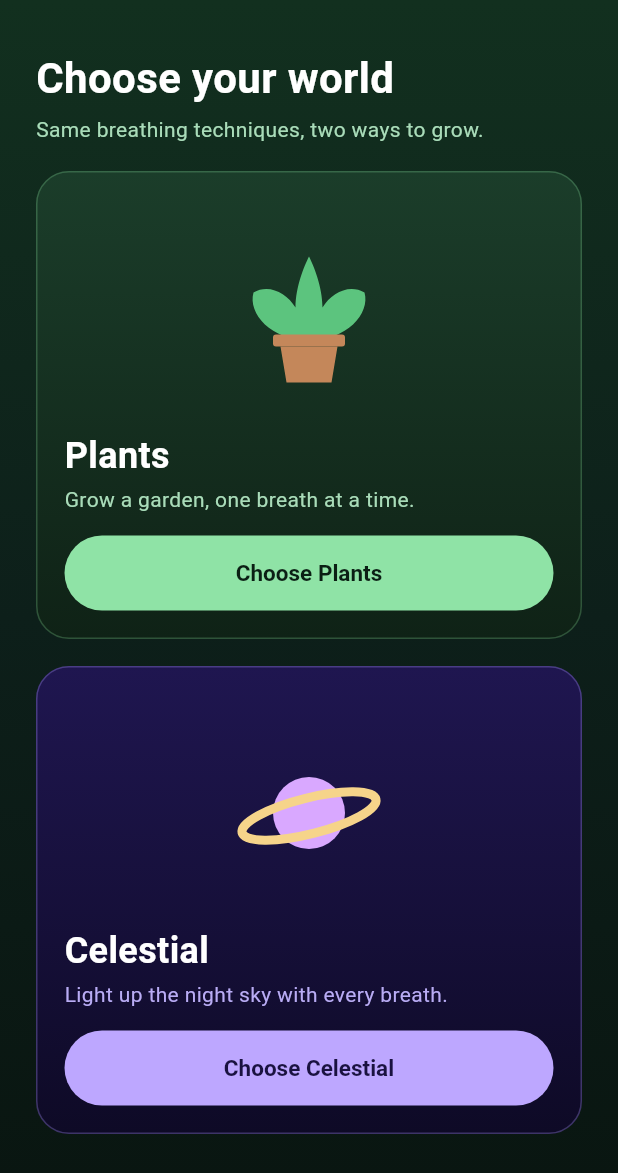
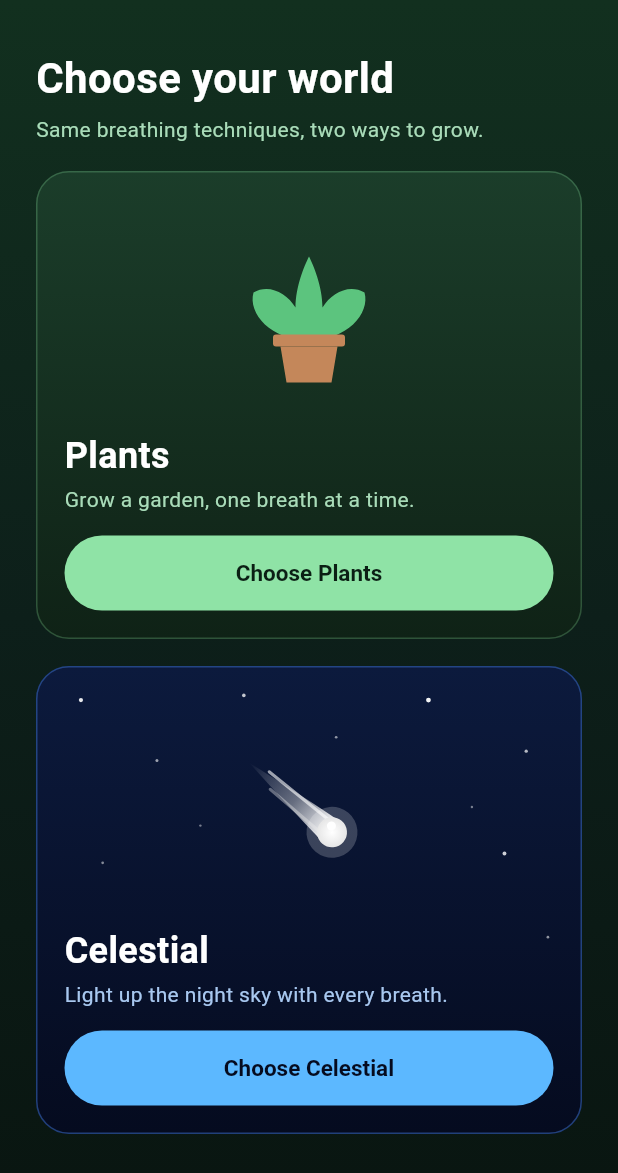
Before and after one commit to Ishank0n/breathplus, a Flutter app: the ChooseWorldScreen screen opened directly, on a phone screen of 412 x 824 dp. Shown: the top 1173 px of the screen. Run offline on Flutter 3.47's test engine with Material 3 defaults, Android fonts, the phone set to English and light mode, and no system bars; our stand-ins replace file_picker, flutter_blue_plus, flutter_local_notifications, flutter_secure_storage, flutter_timezone, google_sign_in and 4 more; missing offline and left inert: audio_session; accounts and stored records are empty; Roboto replaces fonts that are missing (Georgia).

Commit message:
ISHAN CHECK THIS ONCE
Updated color scheme for celestial world and modified comet drawing logic.

```diff
--- a/lib/band_screen.dart
+++ b/lib/band_screen.dart
@@ -226,16 +226,16 @@ const plantsWorld = World(
 
 const celestialWorld = World(
   celestial: true,
-  bgTop: Color(0xFF221A5C),
-  bgBottom: Color(0xFF0A0724),
-  card: Color(0xFF2A2260),
-  panel: Color(0x593C3282),
-  line: Color(0x47AA96FF),
-  text: Color(0xFFF2EEFF),
-  muted: Color(0xFFB9ACF5),
-  accent: Color(0xFFBDA7FF),
-  ink: Color(0xFF1A1240),
-  navBg: Color(0xFF2A2260),
+  bgTop: Color(0xFF0C1A3D),      // Orbit Navy
+  bgBottom: Color(0xFF050B1F),   // Deep Space
+  card: Color(0xFF0C1A3D),       // Orbit Navy
+  panel: Color(0x66152B5C),      // Translucent Nebula Blue
+  line: Color(0xAA2F5AA8),       // Border Blue
+  text: Color(0xFFFFFFFF),       // White
+  muted: Color(0xFFA8C8F0),      // Soft Ice Blue (harmonized with Nebula Cyan)
+  accent: Color(0xFF5CB8FF),     // Nebula Cyan
+  ink: Color(0xFF050B1F),        // Deep Space
+  navBg: Color(0xFF0C1A3D),      // Orbit Navy
   tabs: ['Home', 'Collection', 'Stats', 'Profile'],
   techniques: [
     Technique('Box Breathing', '4-4-4-4 · 5 min · Collected · 6/10 to grow', 0),
@@ -353,18 +353,57 @@ class GlyphPainter extends CustomPainter {
         c.drawCircle(const Offset(66, 68), 6, crater);
         c.drawCircle(const Offset(68, 42), 4, crater);
         break;
-      case 1: // ringed planet
-        c.drawCircle(const Offset(55, 55), 24, _fill(const Color(0xFFD9A8FF)));
+      case 1: // comet, falling down-right at 40°
         c.save();
-        c.translate(55, 57);
-        c.rotate(-14 * math.pi / 180);
-        c.drawOval(
-          Rect.fromCenter(center: Offset.zero, width: 92, height: 24),
+        c.translate(55, 55);
+        c.rotate(40 * math.pi / 180);
+
+        // soft tapered tail (white fading to transparent)
+        final tail = Path()
+          ..moveTo(20, -9)
+          ..quadraticBezierTo(-10, -6, -52, 0)
+          ..quadraticBezierTo(-10, 6, 20, 9)
+          ..close();
+        c.drawPath(
+          tail,
           Paint()
-            ..color = const Color(0xFFF6D48A)
-            ..style = PaintingStyle.stroke
-            ..strokeWidth = 6,
+            ..shader = const LinearGradient(
+              colors: [Color(0x00FFFFFF), Color(0x66F2F2F2), Color(0xFFFFFFFF)],
+              stops: [0.0, 0.55, 1.0],
+            ).createShader(const Rect.fromLTRB(-52, -9, 20, 9)),
         );
+
+        // thin streaks
+        c.drawLine(
+          const Offset(14, -5),
+          const Offset(-38, -4),
+          Paint()
+            ..color = const Color(0x99FFFFFF)
+            ..strokeWidth = 2
+            ..strokeCap = StrokeCap.round,
+        );
+        c.drawLine(
+          const Offset(14, 5),
+          const Offset(-30, 4.5),
+          Paint()
+            ..color = const Color(0x66E8E8E8)
+            ..strokeWidth = 2
+            ..strokeCap = StrokeCap.round,
+        );
+
+        // glow + head
+        c.drawCircle(const Offset(20, 0), 17, _fill(const Color(0x33FFFFFF)));
+        c.drawCircle(
+          const Offset(20, 0),
+          10,
+          Paint()
+            ..shader = const RadialGradient(
+              colors: [Color(0xFFFFFFFF), Color(0xFFE6E6E6)],
+            ).createShader(
+                Rect.fromCircle(center: const Offset(20, 0), radius: 10)),
+        );
+        c.drawCircle(const Offset(17, -3), 3, _fill(Colors.white));
+
         c.restore();
         break;
       case 2: // orbs
@@ -445,8 +484,8 @@ class ChooseWorldScreen extends StatelessWidget {
                   subtitle: 'Light up the night sky with every breath.',
                   button: 'Choose Celestial',
                   glyphKind: 1,
-                  gradient: const [Color(0xFF1F1650), Color(0xFF0E0A26)],
-                  border: const Color(0x4DAA96FF),
+                  gradient: const [Color(0xFF0C1A3D), Color(0xFF050B1F)],
+                  border: const Color(0xAA2F5AA8),
                   onTap: () => _open(context, celestialWorld),
                 ),
               ],
@@ -456,6 +495,39 @@ class ChooseWorldScreen extends StatelessWidget {
       ),
     );
   }
+}
+
+/// Small static background stars for the Celestial card.
+class CardStarsPainter extends CustomPainter {
+  // x, y (fractions of the card), radius, opacity
+  static const _stars = <List<double>>[
+    [0.08, 0.07, 1.4, 0.90],
+    [0.22, 0.20, 1.0, 0.60],
+    [0.38, 0.06, 1.2, 0.75],
+    [0.55, 0.15, 0.9, 0.55],
+    [0.72, 0.07, 1.6, 0.95],
+    [0.90, 0.18, 1.1, 0.70],
+    [0.12, 0.42, 0.9, 0.50],
+    [0.86, 0.40, 1.3, 0.80],
+    [0.94, 0.58, 0.9, 0.55],
+    [0.06, 0.62, 1.1, 0.65],
+    [0.80, 0.30, 0.8, 0.45],
+    [0.30, 0.34, 0.8, 0.45],
+  ];
+
+  @override
+  void paint(Canvas canvas, Size size) {
+    for (final s in _stars) {
+      canvas.drawCircle(
+        Offset(s[0] * size.width, s[1] * size.height),
+        s[2],
+        Paint()..color = Color.fromRGBO(255, 255, 255, s[3]),
+      );
+    }
+  }
+
+  @override
+  bool shouldRepaint(CardStarsPainter old) => false;
 }
 
 class _WorldCard extends StatelessWidget {
@@ -480,12 +552,19 @@ class _WorldCard extends StatelessWidget {
   @override
   Widget build(BuildContext context) {
     return Container(
-      padding: const EdgeInsets.fromLTRB(18, 22, 18, 18),
       decoration: BoxDecoration(
         borderRadius: BorderRadius.circular(22),
         border: Border.all(color: border),
         gradient: LinearGradient(begin: Alignment.topCenter, end: Alignment.bottomCenter, colors: gradient),
       ),
+      child: ClipRRect(
+        borderRadius: BorderRadius.circular(21),
+        child: Stack(
+          children: [
+            if (world.celestial)
+              Positioned.fill(child: CustomPaint(painter: CardStarsPainter())),
+            Padding(
+              padding: const EdgeInsets.fromLTRB(18, 22, 18, 18),
               child: Column(
                 crossAxisAlignment: CrossAxisAlignment.start,
                 children: [
@@ -512,6 +591,10 @@ class _WorldCard extends StatelessWidget {
                     ),
                   ),
                 ],
+              ),
+            ),
+          ],
+        ),
       ),
     );
   }
```
Lines whose indentation alone changed are shown as unchanged.
